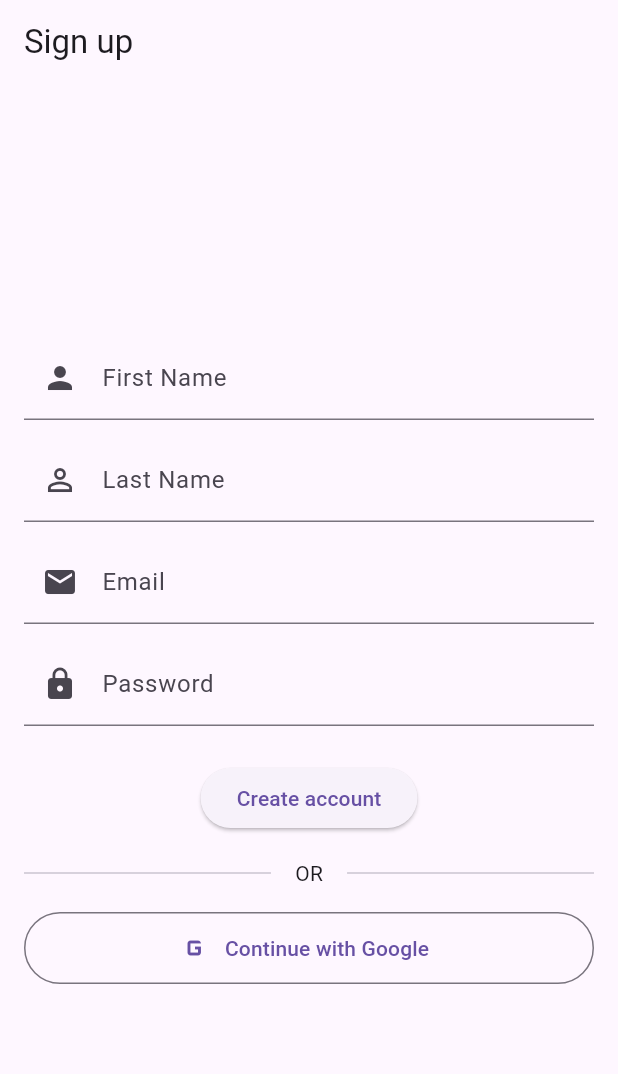
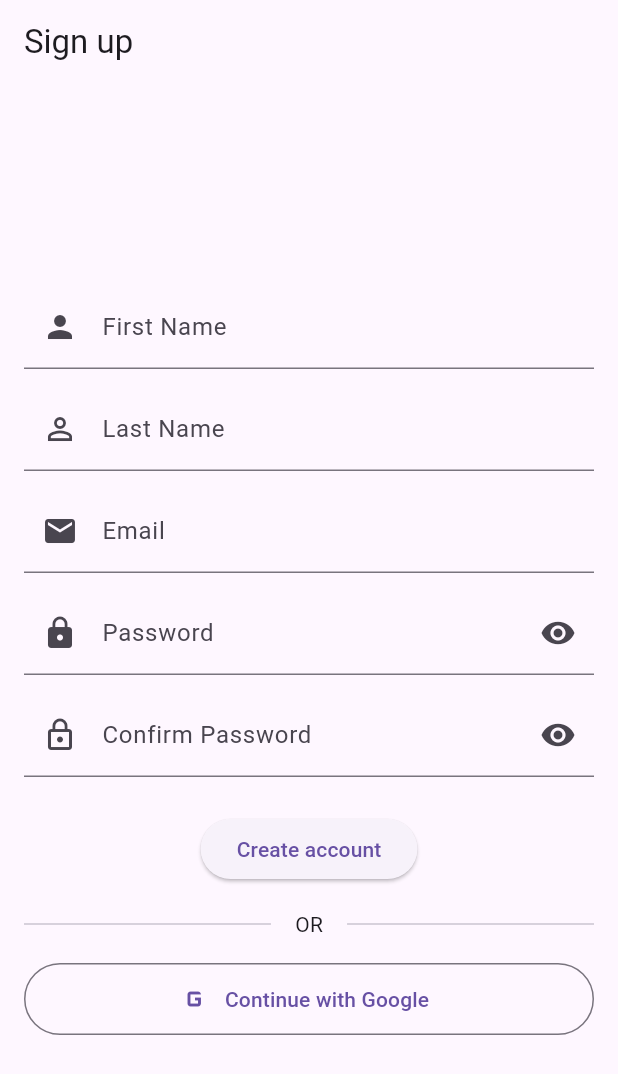
Before and after one commit to MayeshaJ/gr13-gamelink-fall-2025, a Flutter app: the screen it shows after launch, after a tap on "Create an account", on a phone screen of 412 x 824 dp. Shown: the top 1074 px of the screen. Run offline on Flutter 3.47's test engine with Material 3 defaults, Android fonts, the phone set to English and light mode, and no system bars; our stand-ins replace cloud_firestore, firebase_auth, firebase_core, firebase_messaging, firebase_storage, go_router and 2 more; accounts and stored records are empty.

Commit message:
feat: Add password confirmation and visibility toggle to auth forms

```diff
--- a/lib/views/auth/login_view.dart
+++ b/lib/views/auth/login_view.dart
@@ -18,6 +18,7 @@ class _LoginViewState extends State<LoginView> {
   final TextEditingController _passwordController = TextEditingController();
   bool _isLoading = false;
   bool _isGoogleLoading = false;
+  bool _obscurePassword = true;
 
   @override
   void dispose() {
@@ -188,10 +189,21 @@ class _LoginViewState extends State<LoginView> {
             const SizedBox(height: 12),
             TextField(
               controller: _passwordController,
-              decoration: const InputDecoration(
+              decoration: InputDecoration(
                 labelText: 'Password',
+                prefixIcon: const Icon(Icons.lock),
+                suffixIcon: IconButton(
+                  icon: Icon(
+                    _obscurePassword ? Icons.visibility : Icons.visibility_off,
+                  ),
+                  onPressed: () {
+                    setState(() {
+                      _obscurePassword = !_obscurePassword;
+                    });
+                  },
+                ),
               ),
-              obscureText: true,
+              obscureText: _obscurePassword,
             ),
             const SizedBox(height: 24),
             _isLoading
--- a/lib/views/auth/signup_view.dart
+++ b/lib/views/auth/signup_view.dart
@@ -17,8 +17,11 @@ class _SignupViewState extends State<SignupView> {
   final TextEditingController _lastNameController = TextEditingController();
   final TextEditingController _emailController = TextEditingController();
   final TextEditingController _passwordController = TextEditingController();
+  final TextEditingController _confirmPasswordController = TextEditingController();
   bool _isLoading = false;
   bool _isGoogleLoading = false;
+  bool _obscurePassword = true;
+  bool _obscureConfirmPassword = true;
 
   @override
   void dispose() {
@@ -27,6 +30,7 @@ class _SignupViewState extends State<SignupView> {
     _lastNameController.dispose();
     _emailController.dispose();
     _passwordController.dispose();
+    _confirmPasswordController.dispose();
     super.dispose();
   }
 
@@ -35,6 +39,7 @@ class _SignupViewState extends State<SignupView> {
     final lastName = _lastNameController.text.trim();
     final email = _emailController.text.trim();
     final password = _passwordController.text;
+    final confirmPassword = _confirmPasswordController.text;
 
     if (firstName.isEmpty || lastName.isEmpty) {
       ScaffoldMessenger.of(context).showSnackBar(
@@ -45,10 +50,19 @@ class _SignupViewState extends State<SignupView> {
       return;
     }
 
-    if (email.isEmpty || password.isEmpty) {
+    if (email.isEmpty || password.isEmpty || confirmPassword.isEmpty) {
       ScaffoldMessenger.of(context).showSnackBar(
         const SnackBar(
-          content: Text('Please enter email and password'),
+          content: Text('Please fill in all fields'),
+        ),
+      );
+      return;
+    }
+
+    if (password != confirmPassword) {
+      ScaffoldMessenger.of(context).showSnackBar(
+        const SnackBar(
+          content: Text('Passwords do not match'),
         ),
       );
       return;
@@ -227,11 +241,40 @@ class _SignupViewState extends State<SignupView> {
             const SizedBox(height: 12),
             TextField(
               controller: _passwordController,
-              decoration: const InputDecoration(
+              decoration: InputDecoration(
                 labelText: 'Password',
-                prefixIcon: Icon(Icons.lock),
+                prefixIcon: const Icon(Icons.lock),
+                suffixIcon: IconButton(
+                  icon: Icon(
+                    _obscurePassword ? Icons.visibility : Icons.visibility_off,
+                  ),
+                  onPressed: () {
+                    setState(() {
+                      _obscurePassword = !_obscurePassword;
+                    });
+                  },
+                ),
               ),
-              obscureText: true,
+              obscureText: _obscurePassword,
+            ),
+            const SizedBox(height: 12),
+            TextField(
+              controller: _confirmPasswordController,
+              decoration: InputDecoration(
+                labelText: 'Confirm Password',
+                prefixIcon: const Icon(Icons.lock_outline),
+                suffixIcon: IconButton(
+                  icon: Icon(
+                    _obscureConfirmPassword ? Icons.visibility : Icons.visibility_off,
+                  ),
+                  onPressed: () {
+                    setState(() {
+                      _obscureConfirmPassword = !_obscureConfirmPassword;
+                    });
+                  },
+                ),
+              ),
+              obscureText: _obscureConfirmPassword,
             ),
             const SizedBox(height: 24),
             _isLoading
```
